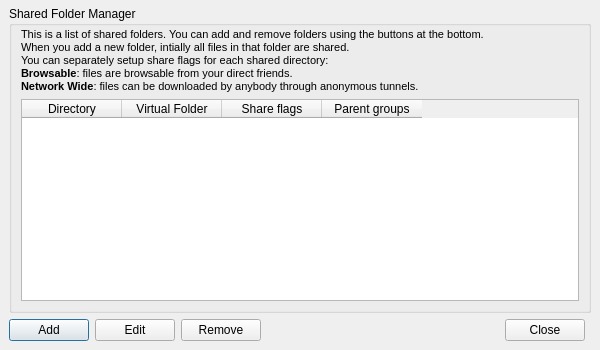
First picture: the form in retroshare-gui/src/gui/ShareManager.ui, repository RetroShare/RetroShare, before the edit.
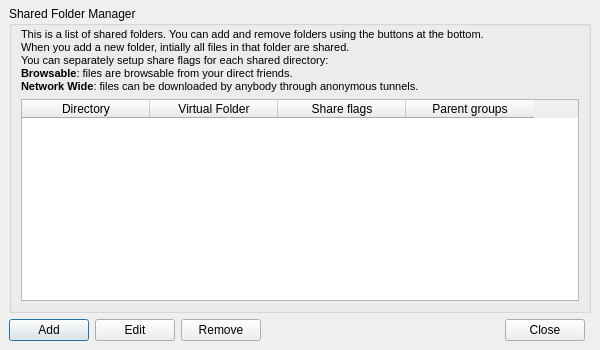
Second picture: the form after the edit. Icons and pictures are not drawn. Custom widgets are drawn as their Qt base class.

Commit message: improved display in share manager. Updated RemoteDirModel to show groups.

```diff
--- a/retroshare-gui/src/gui/ShareManager.ui
+++ b/retroshare-gui/src/gui/ShareManager.ui
@@ -81,14 +81,23 @@
            <property name="editTriggers">
             <set>QAbstractItemView::NoEditTriggers</set>
            </property>
+           <property name="alternatingRowColors">
+            <bool>true</bool>
+           </property>
            <property name="selectionMode">
             <enum>QAbstractItemView::SingleSelection</enum>
            </property>
            <property name="selectionBehavior">
             <enum>QAbstractItemView::SelectRows</enum>
            </property>
+           <property name="showGrid">
+            <bool>false</bool>
+           </property>
+           <property name="sortingEnabled">
+            <bool>true</bool>
+           </property>
            <attribute name="horizontalHeaderMinimumSectionSize">
-            <number>100</number>
+            <number>128</number>
            </attribute>
            <attribute name="verticalHeaderVisible">
             <bool>false</bool>
```
The commit also changes 7 other files.
